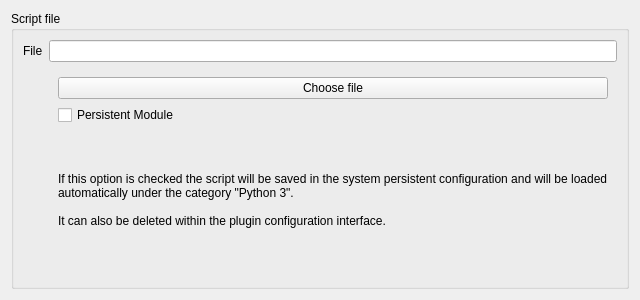
First picture: the form in libtransform/moduletransformwidget.ui, repository nccgroup/pip3line, before the edit.
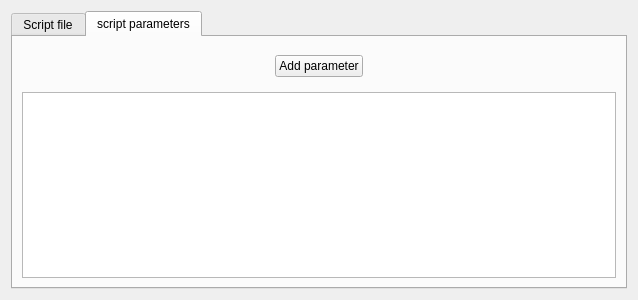
Second picture: the form after the edit. The open tabs and pages were chosen to show the change.

The edit to the form file:
```diff
--- a/libtransform/moduletransformwidget.ui
+++ b/libtransform/moduletransformwidget.ui
@@ -15,7 +15,7 @@
    <rect>
     <x>0</x>
     <y>0</y>
-    <width>400</width>
+    <width>517</width>
     <height>300</height>
    </rect>
   </property>
@@ -24,29 +24,30 @@
   </property>
   <layout class="QVBoxLayout" name="verticalLayout">
    <item>
-    <widget class="QGroupBox" name="groupBox">
-     <property name="title">
+    <widget class="QTabWidget" name="tabWidget">
+     <property name="currentIndex">
+      <number>0</number>
+     </property>
+     <widget class="QWidget" name="scriptTab">
+      <attribute name="title">
       <string>Script file</string>
-     </property>
-     <layout class="QFormLayout" name="formLayout">
-      <property name="fieldGrowthPolicy">
-       <enum>QFormLayout::ExpandingFieldsGrow</enum>
-      </property>
-      <item row="2" column="0">
+      </attribute>
+      <layout class="QFormLayout" name="formLayout_2">
+       <item row="0" column="0">
        <widget class="QLabel" name="fileLabel">
         <property name="text">
          <string>File</string>
         </property>
        </widget>
       </item>
-      <item row="2" column="1">
+       <item row="0" column="1">
        <widget class="QLineEdit" name="fileLineEdit">
         <property name="readOnly">
          <bool>true</bool>
         </property>
        </widget>
       </item>
-      <item row="5" column="1">
+       <item row="1" column="1">
        <widget class="QStackedWidget" name="stackedWidget">
         <widget class="QWidget" name="basePage">
          <layout class="QVBoxLayout" name="verticalLayout_2">
@@ -76,7 +77,7 @@
              </sizepolicy>
             </property>
             <property name="text">
-             <string>If this option is checked the script will be saved in the system persistent configuration and will be loaded automatically under the category &quot;Python 3&quot;.
+              <string>If this option is checked the script will be saved in the system persistent configuration and will be loaded automatically under the module name category.
 
 It can also be deleted within the plugin configuration interface.</string>
             </property>
@@ -104,6 +105,43 @@
        </widget>
       </item>
      </layout>
+     </widget>
+     <widget class="QWidget" name="paramtersTab">
+      <attribute name="title">
+       <string>script parameters</string>
+      </attribute>
+      <layout class="QVBoxLayout" name="verticalLayout_4">
+       <item>
+        <widget class="QWidget" name="widget" native="true">
+         <layout class="QHBoxLayout" name="horizontalLayout">
+          <item>
+           <widget class="QPushButton" name="addParamPushButton">
+            <property name="sizePolicy">
+             <sizepolicy hsizetype="Maximum" vsizetype="Fixed">
+              <horstretch>0</horstretch>
+              <verstretch>0</verstretch>
+             </sizepolicy>
+            </property>
+            <property name="text">
+             <string>Add parameter</string>
+            </property>
+           </widget>
+          </item>
+         </layout>
+        </widget>
+       </item>
+       <item>
+        <widget class="QTableView" name="parameterstableView">
+         <property name="selectionMode">
+          <enum>QAbstractItemView::SingleSelection</enum>
+         </property>
+         <property name="selectionBehavior">
+          <enum>QAbstractItemView::SelectRows</enum>
+         </property>
+        </widget>
+       </item>
+      </layout>
+     </widget>
     </widget>
    </item>
   </layout>
```
Lines whose indentation alone changed are shown as unchanged.
